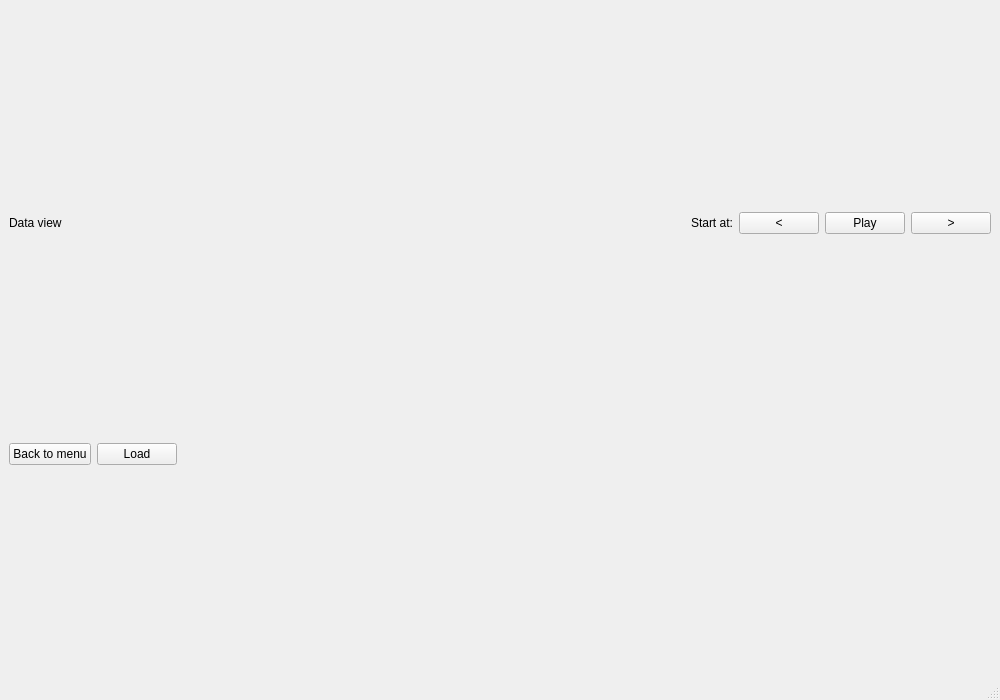
tomsoonn/arrhythmia-prediction, file arrhythmia/interface/resources/explore.ui: the form before one commit.
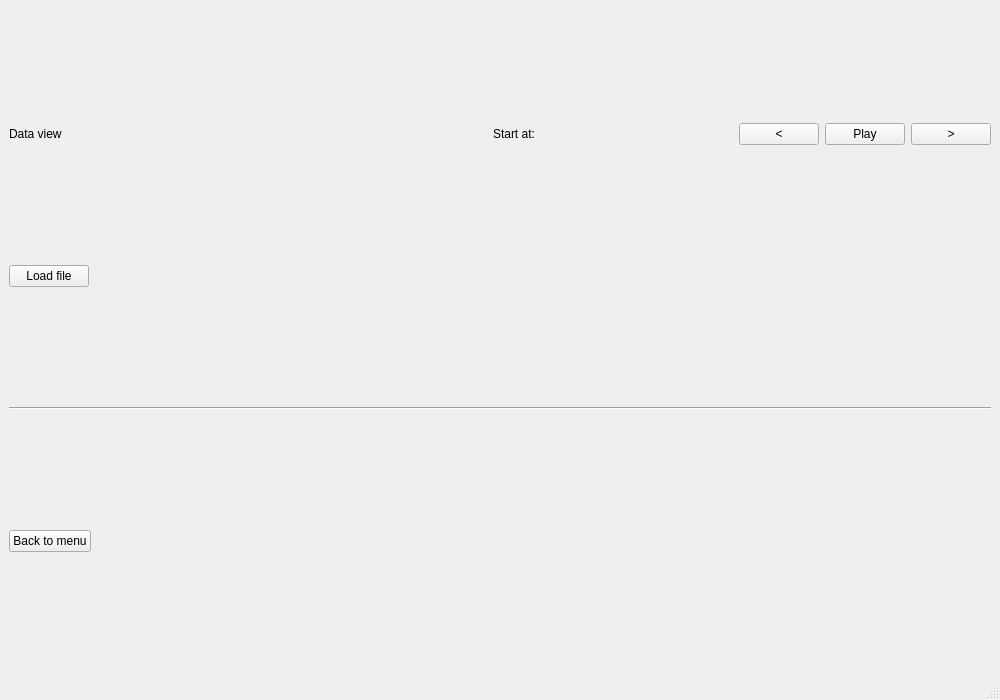
The form after the commit.

```diff
--- a/arrhythmia/interface/resources/explore.ui
+++ b/arrhythmia/interface/resources/explore.ui
@@ -15,8 +15,8 @@
   </property>
   <widget class="QWidget" name="centralwidget">
    <layout class="QGridLayout" name="gridLayout">
-    <item row="1" column="6">
-     <widget class="QPushButton" name="play_button">
+    <item row="7" column="0">
+     <widget class="QPushButton" name="back_button">
       <property name="sizePolicy">
        <sizepolicy hsizetype="Maximum" vsizetype="Fixed">
         <horstretch>0</horstretch>
@@ -24,7 +24,7 @@
        </sizepolicy>
       </property>
       <property name="text">
-       <string>Play</string>
+       <string>Back to menu</string>
       </property>
      </widget>
     </item>
@@ -41,19 +41,6 @@
       </property>
      </widget>
     </item>
-    <item row="5" column="0">
-     <widget class="QPushButton" name="back_button">
-      <property name="sizePolicy">
-       <sizepolicy hsizetype="Maximum" vsizetype="Fixed">
-        <horstretch>0</horstretch>
-        <verstretch>0</verstretch>
-       </sizepolicy>
-      </property>
-      <property name="text">
-       <string>Back to menu</string>
-      </property>
-     </widget>
-    </item>
     <item row="1" column="7">
      <widget class="QPushButton" name="next_button">
       <property name="sizePolicy">
@@ -67,8 +54,8 @@
       </property>
      </widget>
     </item>
-    <item row="5" column="1">
-     <widget class="QPushButton" name="load_button">
+    <item row="1" column="6">
+     <widget class="QPushButton" name="play_button">
       <property name="sizePolicy">
        <sizepolicy hsizetype="Maximum" vsizetype="Fixed">
         <horstretch>0</horstretch>
@@ -76,7 +63,7 @@
        </sizepolicy>
       </property>
       <property name="text">
-       <string>Load</string>
+       <string>Play</string>
       </property>
      </widget>
     </item>
@@ -100,6 +87,32 @@
       </property>
      </widget>
     </item>
+    <item row="5" column="0">
+     <widget class="QPushButton" name="load_button">
+      <property name="sizePolicy">
+       <sizepolicy hsizetype="Maximum" vsizetype="Fixed">
+        <horstretch>0</horstretch>
+        <verstretch>0</verstretch>
+       </sizepolicy>
+      </property>
+      <property name="text">
+       <string>Load file</string>
+      </property>
+     </widget>
+    </item>
+    <item row="6" column="0" colspan="8">
+     <widget class="Line" name="line">
+      <property name="sizePolicy">
+       <sizepolicy hsizetype="Minimum" vsizetype="Fixed">
+        <horstretch>0</horstretch>
+        <verstretch>0</verstretch>
+       </sizepolicy>
+      </property>
+      <property name="orientation">
+       <enum>Qt::Horizontal</enum>
+      </property>
+     </widget>
+    </item>
    </layout>
   </widget>
   <widget class="QMenuBar" name="menubar">
```
